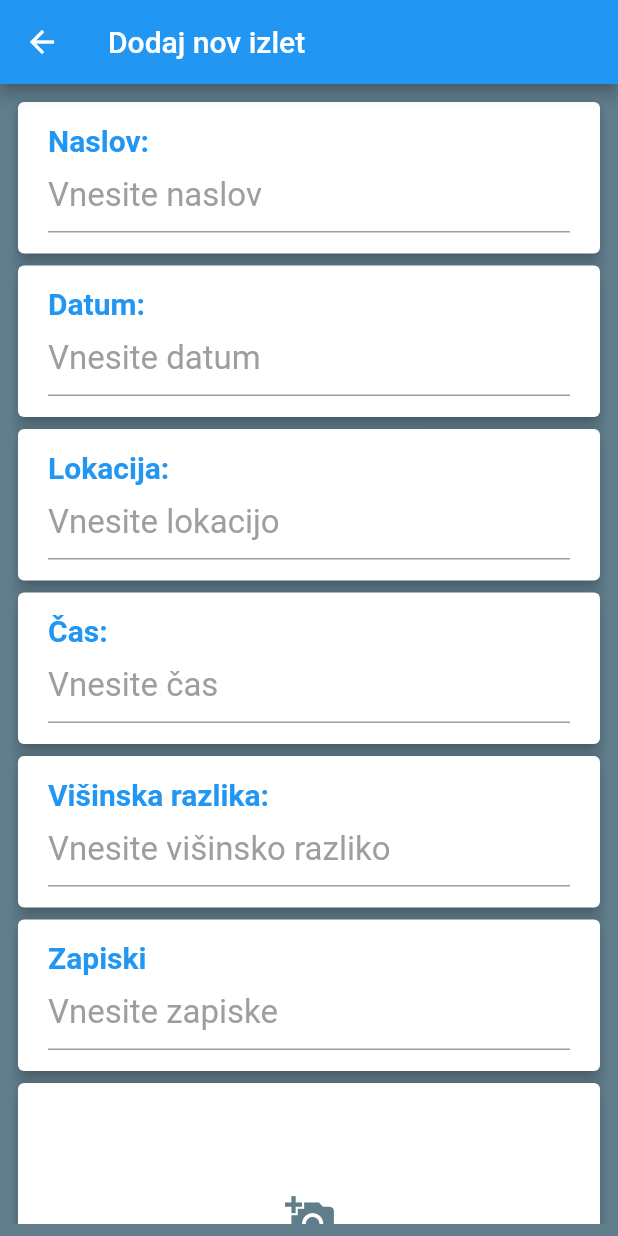
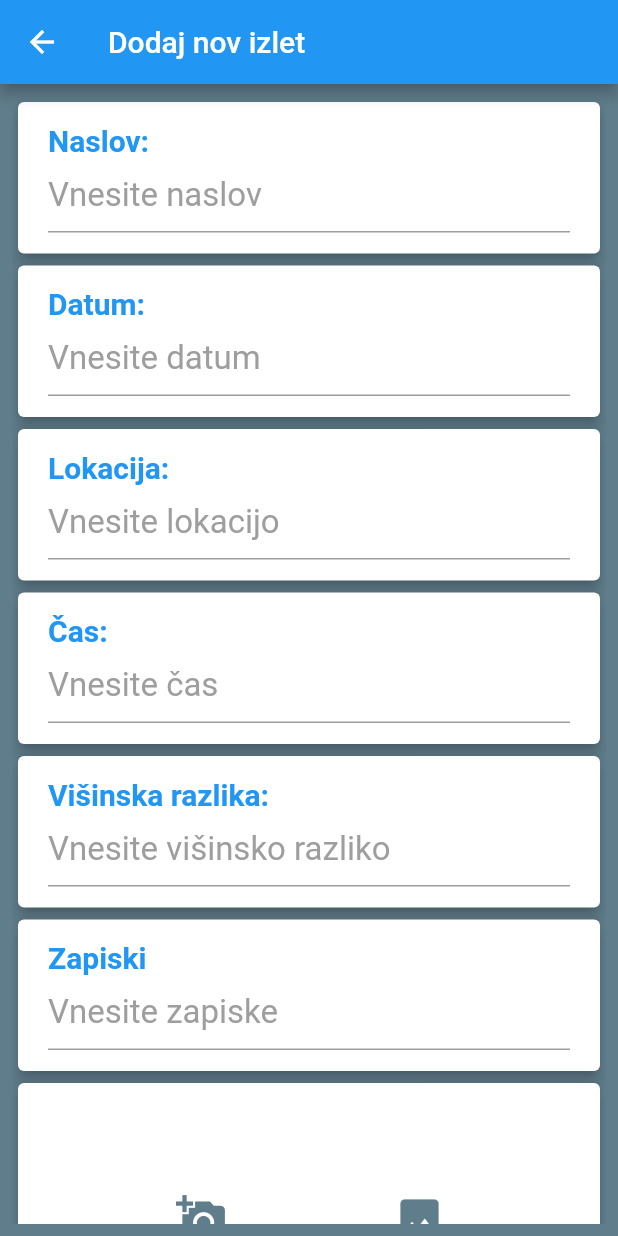
Before and after one commit to Ethirallan/mountain_companion, a Flutter app: the AddNew screen opened directly, after a tap on the "add a photo" icon, on a phone screen of 412 x 824 dp. Run offline on Flutter 3.47's test engine with Material 2 defaults, Android fonts, the phone set to English and light mode, and no system bars; our stand-ins replace image_picker, sqflite; accounts and stored records are empty; statements that could not run were skipped.

Commit message:
travel photos

```diff
--- a/lib/models/travel.dart
+++ b/lib/models/travel.dart
@@ -1,5 +1,5 @@
 class Travel {
   int id;
   String title, date, time, height, location, notes;
-  String photo1, photo2, photo3, photo4, photo5;
+  String photo1, photo2, photo3, photo4, photo5, photo6;
 }
--- a/lib/pages/add_new.dart
+++ b/lib/pages/add_new.dart
@@ -1,6 +1,10 @@
+import 'dart:io';
+
 import 'package:flutter/material.dart';
+import 'package:image_picker/image_picker.dart';
 import 'package:mountain_companion/database/travel_db_helper.dart';
 import 'package:mountain_companion/models/travel.dart';
+import 'package:path_provider/path_provider.dart';
 
 class AddNew extends StatefulWidget {
   @override
@@ -10,12 +14,19 @@ class AddNew extends StatefulWidget {
 }
 
 class AddNewState extends State<AddNew> {
+  Travel travel = new Travel();
   final TextEditingController titleController = new TextEditingController();
   final TextEditingController dateController = new TextEditingController();
   final TextEditingController locationController = new TextEditingController();
   final TextEditingController timeController = new TextEditingController();
   final TextEditingController heightController = new TextEditingController();
   final TextEditingController notesController = new TextEditingController();
+  File miniPhoto1;
+  File miniPhoto2;
+  File miniPhoto3;
+  File miniPhoto4;
+  File miniPhoto5;
+  File miniPhoto6;
 
   @override
   Widget build(BuildContext context) {
@@ -39,16 +50,36 @@ class AddNewState extends State<AddNew> {
               child: Container(
                 height: 180.0,
                 child: Center(
-                  child: IconButton(
-                      icon: Icon(
-                        Icons.add_a_photo,
-                        size: 34.0,
-                        color: Colors.blueGrey,
+                  child: Row(
+                    mainAxisAlignment: MainAxisAlignment.spaceEvenly,
+                    crossAxisAlignment: CrossAxisAlignment.stretch,
+                    children: <Widget>[
+                      IconButton(
+                        icon: Icon(
+                          Icons.add_a_photo,
+                          size: 34.0,
+                          color: Colors.blueGrey,
+                        ),
+                        onPressed: () {
+                          takePhoto(1);
+                        }
                       ),
-                      onPressed: () {}),
+                      IconButton(
+                        icon: Icon(
+                          Icons.photo,
+                          size: 34.0,
+                          color: Colors.blueGrey,
+                        ),
+                        onPressed: () {
+                          takePhoto(0);
+                        }
+                      ),
+                    ],
+                  )
                 ),
               ),
             ),
+            showMiniPhotos(),
             Row(
               children: <Widget>[
                 buildButton('Prekliči', 0),
@@ -59,6 +90,49 @@ class AddNewState extends State<AddNew> {
         ),
       ),
     );
+  }
+
+  Widget showMiniPhotos() {
+    if (miniPhoto1 == null && miniPhoto2 == null && miniPhoto3 == null && miniPhoto4 == null && miniPhoto5 == null && miniPhoto6 == null) {
+      return Container();
+    } else {
+      return Card(
+        elevation: 4.0,
+        child: Container(
+          padding: EdgeInsets.all(10.0),
+          child: Column(
+            children: <Widget>[
+              Row(
+                children: <Widget>[
+                  Expanded(
+                    child: miniPhoto1 != null ? Image.file(miniPhoto1, fit: BoxFit.contain,) : Container(),
+                  ),
+                  Expanded(
+                    child: miniPhoto2 != null ? Image.file(miniPhoto2, fit: BoxFit.contain,) : Container(),
+                  ),
+                  Expanded(
+                    child: miniPhoto3 != null ? Image.file(miniPhoto3, fit: BoxFit.contain,) : Container(),
+                  ),
+                ],
+              ),
+              Row(
+                children: <Widget>[
+                  Expanded(
+                    child: miniPhoto4 != null ? Image.file(miniPhoto4, fit: BoxFit.contain,) : Container(),
+                  ),
+                  Expanded(
+                    child: miniPhoto5 != null ? Image.file(miniPhoto5, fit: BoxFit.contain,) : Container(),
+                  ),
+                  Expanded(
+                    child: miniPhoto6 != null ? Image.file(miniPhoto6, fit: BoxFit.contain,) : Container(),
+                  ),
+                ],
+              ),
+            ],
+          ),
+        ),
+      );
+    }
   }
 
   Widget buildButton(String name, int fun) {
@@ -85,7 +159,6 @@ class AddNewState extends State<AddNew> {
   }
 
   void _saveToDB() {
-    Travel travel = new Travel();
     var dbHelper = new TravelDBHelper();
     travel.title = titleController.text;
     travel.date = dateController.text;
@@ -136,4 +209,42 @@ class AddNewState extends State<AddNew> {
     );
   }
 
+  takePhoto(int x) async {
+    var image = await ImagePicker.pickImage(source: x == 1 ? ImageSource.camera : ImageSource.gallery);
+    //File photo = image; //alert image preview
+
+    final String path = await _localPath;
+    final File newImage = await image.copy('$path/${DateTime.now().toUtc().toIso8601String()}.png');
+
+    if (travel.photo1 == null) {
+      travel.photo1 = newImage.path;
+      miniPhoto1 = image;
+    } else if (travel.photo2 == null) {
+      travel.photo2 = newImage.path;
+      miniPhoto2 = image;
+    } else if (travel.photo3 == null) {
+      travel.photo3 = newImage.path;
+      miniPhoto3 = image;
+    } else if (travel.photo4 == null) {
+      travel.photo4 = newImage.path;
+      miniPhoto4 = image;
+    } else if (travel.photo5 == null) {
+      travel.photo5 = newImage.path;
+      miniPhoto5 = image;
+    } else if (travel.photo6 == null) {
+      travel.photo6 = newImage.path;
+      miniPhoto6 = image;
+    } else {
+      //Toast
+    }
+
+    setState(() {
+      showMiniPhotos();
+    });
+  }
+
+  Future<String> get _localPath async {
+    final directory = await getApplicationDocumentsDirectory();
+    return directory.path;
+  }
 }
```
Also changed, not shown: lib/database/travel_db_helper.dart (+5 -6 lines), lib/pages/travel_details.dart (+26 -38 lines), lib/tabs/history.dart (+5 -2 lines).
